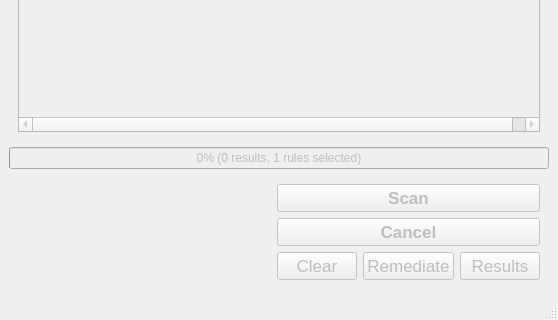
The window that ui/MainWindow.ui (OpenSCAP/scap-workbench) describes before a commit, drawn with Qt 5; both pictures show x 0 to 558 and y 510 to 830 of the 558 by 830 pixel window.
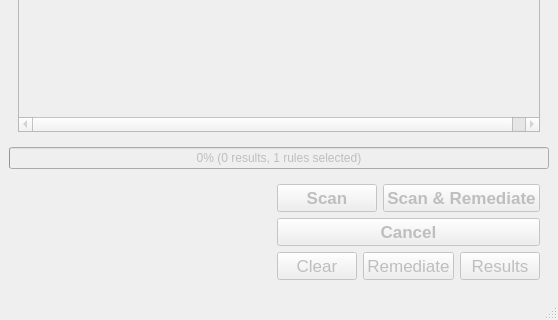
The same window after the commit.

Patch:
```diff
--- a/ui/MainWindow.ui
+++ b/ui/MainWindow.ui
@@ -226,6 +226,20 @@
                </property>
               </widget>
              </item>
+             <item>
+              <widget class="QPushButton" name="scanAndRemediateButton">
+               <property name="font">
+                <font>
+                 <pointsize>13</pointsize>
+                 <weight>75</weight>
+                 <bold>true</bold>
+                </font>
+               </property>
+               <property name="text">
+                <string>Scan &amp;&amp; Remediate</string>
+               </property>
+              </widget>
+             </item>
             </layout>
            </widget>
           </item>
```
